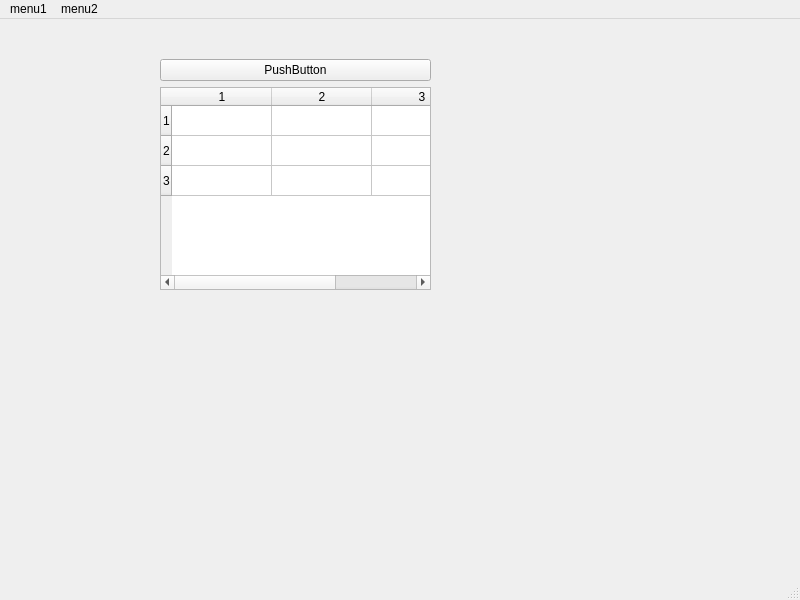
Above: ui/mainwindow.ui from Meidozuki/FileManager before the change. Below: the same form after it.
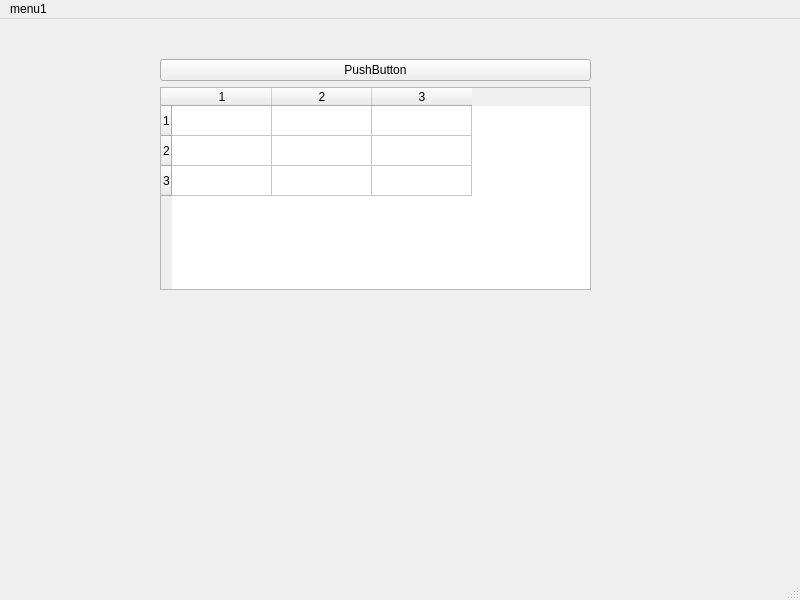
That is the form after the change.

Diff of the .ui file:
```diff
--- a/ui/mainwindow.ui
+++ b/ui/mainwindow.ui
@@ -19,7 +19,7 @@
      <rect>
       <x>160</x>
       <y>40</y>
-      <width>271</width>
+      <width>431</width>
       <height>231</height>
      </rect>
     </property>
@@ -73,13 +73,7 @@
     <addaction name="actionsub1"/>
     <addaction name="actionsub2"/>
    </widget>
-   <widget class="QMenu" name="menumenu2">
-    <property name="title">
-     <string>menu2</string>
-    </property>
-   </widget>
    <addaction name="menumenu1"/>
-   <addaction name="menumenu2"/>
   </widget>
   <widget class="QStatusBar" name="statusbar"/>
   <action name="actionsub1">
```
